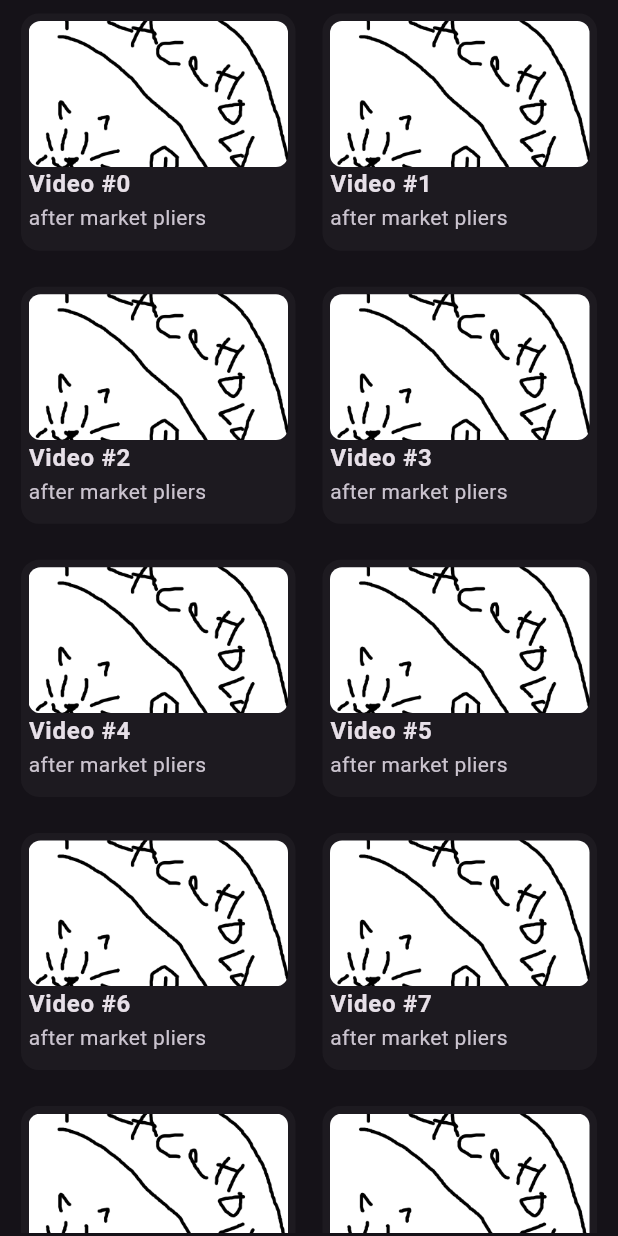
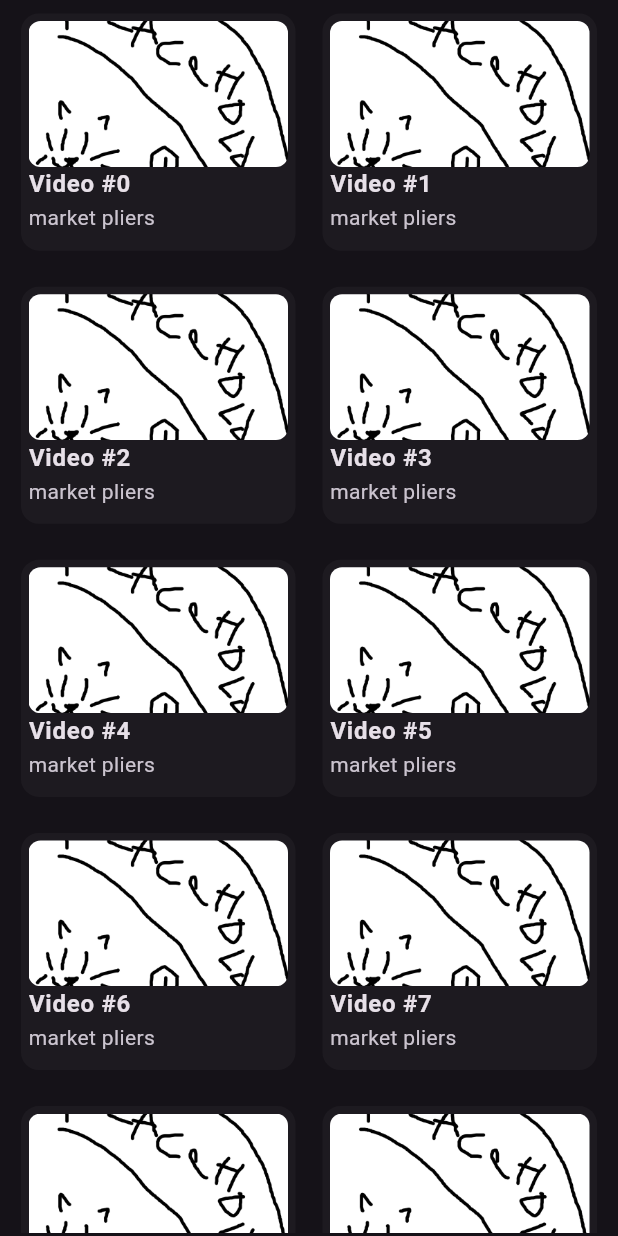
Before and after one commit to NKijpma/abyssvue, a Flutter app: the VideoPage screen opened directly, on a phone screen of 412 x 824 dp. Run offline on Flutter 3.47's test engine with Material 3 defaults, Android fonts, the phone set to English and light mode, and no system bars; our stand-ins replace flutter_svg, just_audio, lucide_icons_flutter, shared_preferences; missing offline and left inert: fvp; accounts and stored records are empty; Roboto replaces fonts that are missing (Jetbrains); statements that could not run were skipped.

Commit message:
launch icons and bug fixes

```diff
--- a/lib/main.dart
+++ b/lib/main.dart
@@ -1,4 +1,4 @@
-import 'package:flutter/widgets.dart';
+import 'package:flutter/material.dart';
 import 'package:fvp/fvp.dart' as fvp;
 import 'package:shared_preferences/shared_preferences.dart';
 
--- a/lib/pages/settings.dart
+++ b/lib/pages/settings.dart
@@ -5,9 +5,10 @@ import 'package:shared_preferences/shared_preferences.dart';
 
 enum AppThemes {
   nineAnime("9 Anime"),
-  grayscale("Grayscale"),
-  vampiric("Vampiric"),
-  dynamic("Dynamic");
+  cerulean("Cerulean"),
+  pollinated("Pollinated"),
+  spruce("Spruce"),
+  vampiric("Vampiric");
 
   final String displayName;
 
@@ -102,7 +103,9 @@ class SettingsPage extends StatelessWidget {
                 leading: const Icon(LucideIcons200.palette),
                 title: const Text("App Theme"),
                 trailing: DropdownButton<AppThemes>(
-                  value: currentTheme,
+                  value: AppThemes.values.contains(currentTheme)
+                      ? currentTheme
+                      : AppThemes.nineAnime,
                   underline: const SizedBox(),
                   onChanged: (newTheme) {
                     if (newTheme != null) {
--- a/lib/pages/video.dart
+++ b/lib/pages/video.dart
@@ -48,7 +48,7 @@ class VideoPage extends StatelessWidget {
                       maxLines: 1,
                     ),
                     Text(
-                      "after market pliers",
+                      "market pliers",
                       style: Theme.of(context).textTheme.bodyMedium?.copyWith(
                         color: Theme.of(context).colorScheme.onSurfaceVariant,
                       ),
--- a/lib/shell.dart
+++ b/lib/shell.dart
@@ -93,10 +93,13 @@ class _MainShellState extends State<MainShell> {
           curve: Curves.easeInOut,
           child: Padding(
             padding: const EdgeInsets.fromLTRB(13, 3, 13, 3),
+
             child: ClipRRect(
               borderRadius: BorderRadius.vertical(bottom: Radius.circular(23)),
+
               child: BackdropFilter(
                 filter: ImageFilter.blur(sigmaX: 13, sigmaY: 9),
+
                 child: AppBar(
                   // add easter egg if player click logo x amount of times
                   leading: InkWell(
--- a/lib/theme/theme.dart
+++ b/lib/theme/theme.dart
@@ -1,16 +1,16 @@
 import 'package:flutter/material.dart';
 
 // pages
-import '../pages/settings.dart';
-import '../shell.dart';
+import '../pages/settings.dart' show AppThemes, themeToggle, themeState;
+import '../shell.dart' show MainShell;
 
 ThemeData buildTheme(
-  Brightness brightness,
-  Color seedColor, {
+  Brightness brightness, {
+  Color? seedColor,
   DynamicSchemeVariant variant = DynamicSchemeVariant.tonalSpot,
 }) {
   final colorScheme = ColorScheme.fromSeed(
-    seedColor: seedColor,
+    seedColor: seedColor ?? const Color(0xFF5a2e98),
     brightness: brightness,
     dynamicSchemeVariant: variant,
   );
@@ -20,7 +20,7 @@ ThemeData buildTheme(
     fontFamily: 'Jetbrains',
     colorScheme: colorScheme,
     // maybe change splash idk yet look at wiki for splashfac types
-    splashFactory: InkRipple.splashFactory,
+    splashFactory: InkSparkle.splashFactory,
     splashColor: colorScheme.onSecondary.withValues(alpha: 0.5),
     highlightColor: colorScheme.onSecondary.withValues(alpha: 0.1),
 
@@ -79,18 +79,19 @@ class ThemeConfig {
 const Map<AppThemes, ThemeConfig> themeConfigs = {
   AppThemes.nineAnime: ThemeConfig(Color(0xFF5a2e98)),
 
-  AppThemes.grayscale: ThemeConfig(
-    Color(0xFF333333),
-    variant: DynamicSchemeVariant.neutral,
+  AppThemes.cerulean: ThemeConfig(Color(0xFF008FBE)),
+
+  AppThemes.pollinated: ThemeConfig(
+    Color(0xFFF9D016), // F9D016
+    variant: DynamicSchemeVariant.vibrant,
   ),
+
+  AppThemes.spruce: ThemeConfig(Color(0xFF2E5730)),
 
   AppThemes.vampiric: ThemeConfig(
     Color(0xFFd53c6a),
     variant: DynamicSchemeVariant.vibrant,
   ),
-
-  // grabs color from users wallpaper to style the app(still needs to be made)
-  AppThemes.dynamic: ThemeConfig(Color(0xFFd53c6a)),
 };
 
 class Home extends StatelessWidget {
@@ -104,16 +105,16 @@ class Home extends StatelessWidget {
         return ValueListenableBuilder<AppThemes>(
           valueListenable: themeState,
           builder: (context, currentTheme, _) {
+            final brightness = isDark ? Brightness.dark : Brightness.light;
             final theme =
                 themeConfigs[currentTheme] ??
                 const ThemeConfig(Color(0xFF5a2e98));
-            final brightness = isDark ? Brightness.dark : Brightness.light;
 
             return MaterialApp(
-              debugShowCheckedModeBanner: false,
+              debugShowCheckedModeBanner: false, // remove when app is done
               theme: buildTheme(
                 brightness,
-                theme.seedColor,
+                seedColor: theme.seedColor,
                 variant: theme.variant,
               ),
               home: const MainShell(),
```
Also changed, not shown: 6 other files.
